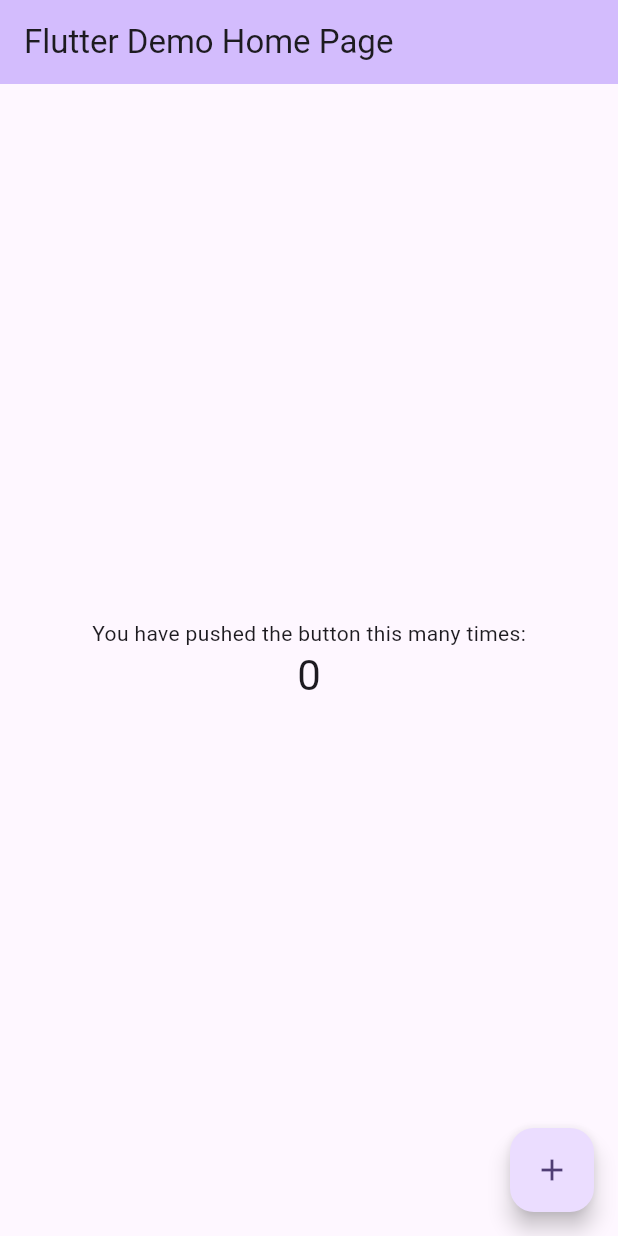
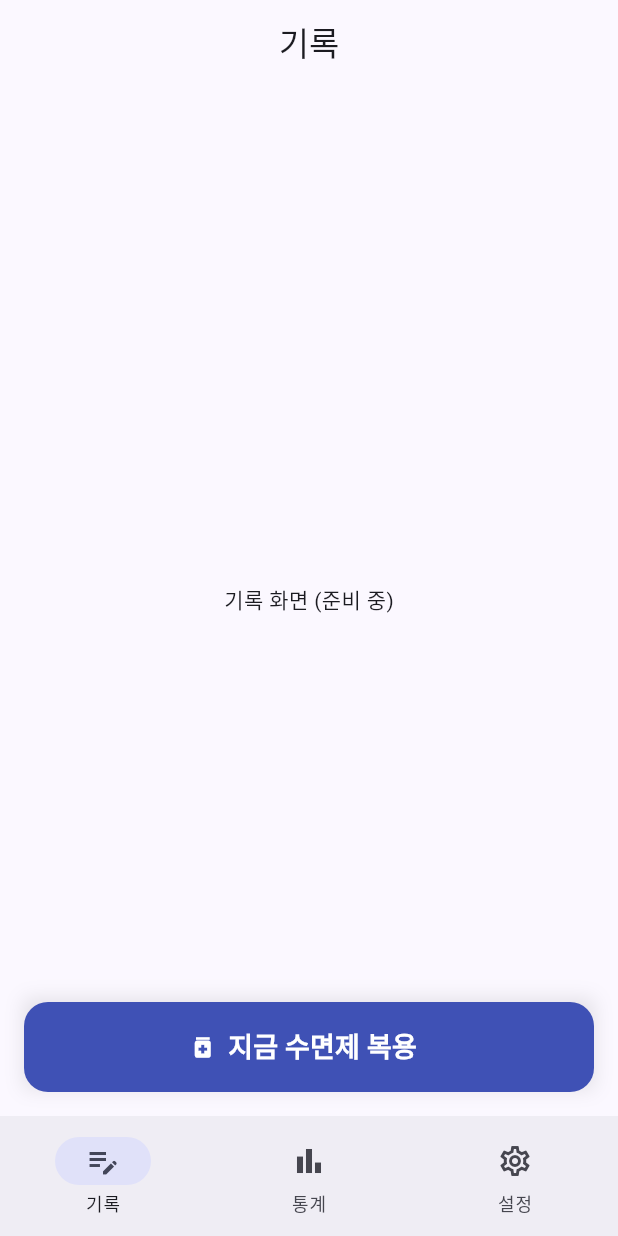
Before and after one commit to thisdevapp/treadmillControlTest, a Flutter app: the screen it shows after launch, on a phone screen of 412 x 824 dp. Run offline on Flutter 3.47's test engine with Material 3 defaults, Android fonts, the phone set to English and light mode, and no system bars; our stand-ins replace drift, fl_chart, shared_preferences; accounts and stored records are empty; generated files the repository leaves out were written again; Roboto replaces fonts that are missing (NanumGothic).

Commit message:
복용 버튼 및 단순 그래프 구현

```diff
--- a/lib/main.dart
+++ b/lib/main.dart
@@ -1,122 +1,79 @@
 import 'package:flutter/material.dart';
+import 'package:shared_preferences/shared_preferences.dart';
+import 'ui/screens/main_screen.dart';
+import 'database/database.dart';
 
-void main() {
-  runApp(const MyApp());
+void main() async {
+  WidgetsFlutterBinding.ensureInitialized();
+
+  final prefs = await SharedPreferences.getInstance();
+  final int themeIndex = prefs.getInt('themeMode') ?? 0;
+  final ThemeMode initialThemeMode = ThemeMode.values[themeIndex];
+
+  // 데이터베이스 인스턴스 생성
+  final database = AppDatabase();
+
+  runApp(SleepTrackerApp(
+    initialThemeMode: initialThemeMode,
+    database: database,
+  ));
 }
 
-class MyApp extends StatelessWidget {
-  const MyApp({super.key});
+class SleepTrackerApp extends StatefulWidget {
+  final ThemeMode initialThemeMode;
+  final AppDatabase database;
 
-  // This widget is the root of your application.
+  const SleepTrackerApp({
+    super.key,
+    required this.initialThemeMode,
+    required this.database,
+  });
+
   @override
-  Widget build(BuildContext context) {
-    return MaterialApp(
-      title: 'Flutter Demo',
-      theme: ThemeData(
-        // This is the theme of your application.
-        //
-        // TRY THIS: Try running your application with "flutter run". You'll see
-        // the application has a purple toolbar. Then, without quitting the app,
-        // try changing the seedColor in the colorScheme below to Colors.green
-        // and then invoke "hot reload" (save your changes or press the "hot
-        // reload" button in a Flutter-supported IDE, or press "r" if you used
-        // the command line to start the app).
-        //
-        // Notice that the counter didn't reset back to zero; the application
-        // state is not lost during the reload. To reset the state, use hot
-        // restart instead.
-        //
-        // This works for code too, not just values: Most code changes can be
-        // tested with just a hot reload.
-        colorScheme: ColorScheme.fromSeed(seedColor: Colors.deepPurple),
-      ),
-      home: const MyHomePage(title: 'Flutter Demo Home Page'),
-    );
-  }
+  State<SleepTrackerApp> createState() => _SleepTrackerAppState();
 }
 
-class MyHomePage extends StatefulWidget {
-  const MyHomePage({super.key, required this.title});
-
-  // This widget is the home page of your application. It is stateful, meaning
-  // that it has a State object (defined below) that contains fields that affect
-  // how it looks.
-
-  // This class is the configuration for the state. It holds the values (in this
-  // case the title) provided by the parent (in this case the App widget) and
-  // used by the build method of the State. Fields in a Widget subclass are
-  // always marked "final".
-
-  final String title;
+class _SleepTrackerAppState extends State<SleepTrackerApp> {
+  late ThemeMode _themeMode;
 
   @override
-  State<MyHomePage> createState() => _MyHomePageState();
-}
+  void initState() {
+    super.initState();
+    _themeMode = widget.initialThemeMode;
+  }
 
-class _MyHomePageState extends State<MyHomePage> {
-  int _counter = 0;
+  void _updateThemeMode(ThemeMode mode) async {
+    setState(() {
+      _themeMode = mode;
+    });
 
-  void _incrementCounter() {
-    setState(() {
-      // This call to setState tells the Flutter framework that something has
-      // changed in this State, which causes it to rerun the build method below
-      // so that the display can reflect the updated values. If we changed
-      // _counter without calling setState(), then the build method would not be
-      // called again, and so nothing would appear to happen.
-      _counter++;
-    });
+    final prefs = await SharedPreferences.getInstance();
+    await prefs.setInt('themeMode', mode.index);
   }
 
   @override
   Widget build(BuildContext context) {
-    // This method is rerun every time setState is called, for instance as done
-    // by the _incrementCounter method above.
-    //
-    // The Flutter framework has been optimized to make rerunning build methods
-    // fast, so that you can just rebuild anything that needs updating rather
-    // than having to individually change instances of widgets.
-    return Scaffold(
-      appBar: AppBar(
-        // TRY THIS: Try changing the color here to a specific color (to
-        // Colors.amber, perhaps?) and trigger a hot reload to see the AppBar
-        // change color while the other colors stay the same.
-        backgroundColor: Theme.of(context).colorScheme.inversePrimary,
-        // Here we take the value from the MyHomePage object that was created by
-        // the App.build method, and use it to set our appbar title.
-        title: Text(widget.title),
+    return MaterialApp(
+      title: 'Sleep Prototype',
+      debugShowCheckedModeBanner: false,
+      theme: ThemeData(
+        useMaterial3: true,
+        colorSchemeSeed: Colors.indigo,
+        fontFamily: 'NanumGothic',
+        brightness: Brightness.light,
       ),
-      body: Center(
-        // Center is a layout widget. It takes a single child and positions it
-        // in the middle of the parent.
-        child: Column(
-          // Column is also a layout widget. It takes a list of children and
-          // arranges them vertically. By default, it sizes itself to fit its
-          // children horizontally, and tries to be as tall as its parent.
-          //
-          // Column has various properties to control how it sizes itself and
-          // how it positions its children. Here we use mainAxisAlignment to
-          // center the children vertically; the main axis here is the vertical
-          // axis because Columns are vertical (the cross axis would be
-          // horizontal).
-          //
-          // TRY THIS: Invoke "debug painting" (choose the "Toggle Debug Paint"
-          // action in the IDE, or press "p" in the console), to see the
-          // wireframe for each widget.
-          mainAxisAlignment: MainAxisAlignment.center,
-          children: <Widget>[
-            const Text('You have pushed the button this many times:'),
-            Text(
-              '$_counter',
-              style: Theme.of(context).textTheme.headlineMedium,
-            ),
-          ],
-        ),
+      darkTheme: ThemeData(
+        useMaterial3: true,
+        colorSchemeSeed: Colors.indigo,
+        fontFamily: 'NanumGothic',
+        brightness: Brightness.dark,
       ),
-      floatingActionButton: FloatingActionButton(
-        onPressed: _incrementCounter,
-        tooltip: 'Increment',
-        child: const Icon(Icons.add),
-      ), // This trailing comma makes auto-formatting nicer for build methods.
+      themeMode: _themeMode,
+      home: MainScreen(
+        currentThemeMode: _themeMode,
+        onThemeChanged: _updateThemeMode,
+        database: widget.database,
+      ),
     );
   }
 }
--- /dev/null
+++ b/lib/ui/screens/main_screen.dart
@@ -0,0 +1,188 @@
+import 'package:flutter/material.dart';
+import 'package:intl/intl.dart';
+import '../../database/database.dart';
+import 'statistics_screen.dart';
+
+class MainScreen extends StatefulWidget {
+  final ThemeMode currentThemeMode;
+  final Function(ThemeMode) onThemeChanged;
+  final AppDatabase database;
+
+  const MainScreen({
+    super.key,
+    required this.currentThemeMode,
+    required this.onThemeChanged,
+    required this.database,
+  });
+
+  @override
+  State<MainScreen> createState() => _MainScreenState();
+}
+
+class _MainScreenState extends State<MainScreen> {
+  int _selectedIndex = 0;
+
+  final List<String> _titles = ["기록", "통계", "설정"];
+
+  @override
+  Widget build(BuildContext context) {
+    return Scaffold(
+      appBar: AppBar(
+        title: Text(_titles[_selectedIndex]),
+        centerTitle: true,
+      ),
+      body: Stack(
+        children: [
+          IndexedStack(
+            index: _selectedIndex,
+            children: [
+              const Center(child: Text("기록 화면 (준비 중)")),
+              StatisticsScreen(database: widget.database),
+              _buildSettingsView(),
+            ],
+          ),
+          // 수면제 복용 버튼은 오직 '기록' 탭에서만 보이도록 수정
+          Positioned(
+            left: 16,
+            right: 16,
+            bottom: 16,
+            child: _selectedIndex == 0
+                ? _buildQuickMedicationButton()
+                : const SizedBox.shrink(),
+          ),
+        ],
+      ),
+      bottomNavigationBar: NavigationBar(
+        selectedIndex: _selectedIndex,
+        onDestinationSelected: (index) {
+          setState(() {
+            _selectedIndex = index;
+          });
+        },
+        destinations: const [
+          NavigationDestination(
+            icon: Icon(Icons.edit_note_outlined),
+            selectedIcon: Icon(Icons.edit_note),
+            label: "기록",
+          ),
+          NavigationDestination(
+            icon: Icon(Icons.bar_chart_outlined),
+            selectedIcon: Icon(Icons.bar_chart),
+            label: "통계",
+          ),
+          NavigationDestination(
+            icon: Icon(Icons.settings_outlined),
+            selectedIcon: Icon(Icons.settings),
+            label: "설정",
+          ),
+        ],
+      ),
+    );
+  }
+
+  Widget _buildQuickMedicationButton() {
+    return Container(
+      height: 60,
+      decoration: BoxDecoration(
+        boxShadow: [
+          BoxShadow(
+            color: Colors.black.withValues(alpha: 0.1), // withOpacity 대신 권장되는 API 사용
+            blurRadius: 10,
+            offset: const Offset(0, -2),
+          ),
+        ],
+      ),
+      child: FilledButton.icon(
+        onPressed: () async {
+          await widget.database.logMedicationIntake();
+
+          final now = DateTime.now();
+          final formattedTime = DateFormat('HH:mm').format(now);
+
+          if (mounted) {
+            ScaffoldMessenger.of(context).showSnackBar(
+              SnackBar(
+                content: Text("수면제 복용 기록됨: $formattedTime"),
+                duration: const Duration(seconds: 2),
+              ),
+            );
+          }
+        },
+        icon: const Icon(Icons.medication),
+        label: const Text(
+          "지금 수면제 복용",
+          style: TextStyle(fontSize: 18, fontWeight: FontWeight.bold),
+        ),
+        style: FilledButton.styleFrom(
+          backgroundColor: Colors.indigo,
+          shape: RoundedRectangleBorder(
+            borderRadius: BorderRadius.circular(16),
+          ),
+        ),
+      ),
+    );
+  }
+
+  Widget _buildSettingsView() {
+    return ListView(
+      children: [
+        const Padding(
+          padding: EdgeInsets.all(16.0),
+          child: Text(
+            "테마 설정",
+            style: TextStyle(fontSize: 18, fontWeight: FontWeight.bold),
+          ),
+        ),
+        RadioListTile<ThemeMode>(
+          title: const Text("시스템 설정"),
+          secondary: const Icon(Icons.brightness_auto),
+          value: ThemeMode.system,
+          groupValue: widget.currentThemeMode,
+          onChanged: (value) => widget.onThemeChanged(value!),
+        ),
+        RadioListTile<ThemeMode>(
+          title: const Text("라이트 모드"),
+          secondary: const Icon(Icons.light_mode),
+          value: ThemeMode.light,
+          groupValue: widget.currentThemeMode,
+          onChanged: (value) => widget.onThemeChanged(value!),
+        ),
+        RadioListTile<ThemeMode>(
+          title: const Text("다크 모드"),
+          secondary: const Icon(Icons.dark_mode),
+          value: ThemeMode.dark,
+          groupValue: widget.currentThemeMode,
+          onChanged: (value) => widget.onThemeChanged(value!),
+        ),
+        const Divider(),
+        // DB 데이터 확인용 디버그 버튼 추가
+        ListTile(
+          title: const Text("전체 데이터 로그 확인 (Debug)"),
+          subtitle: const Text("콘솔창에 전체 데이터를 출력합니다."),
+          leading: const Icon(Icons.bug_report),
+          onTap: () async {
+            final allRecords = await widget.database.getAllRecords();
+            print('--- DB ALL RECORDS ---');
+            for (var r in allRecords) {
+              print('Date: ${r.date}, Meds: ${r.medications}');
+            }
+            print('--- END ---');
+
+            if (mounted) {
+              ScaffoldMessenger.of(context).showSnackBar(
+                const SnackBar(content: Text("콘솔창(Run 탭)에서 데이터를 확인하세요.")),
+              );
+            }
+          },
+        ),
+        const Divider(),
+        ListTile(
+          title: const Text("데이터 백업 및 복원 (JSON)"),
+          subtitle: const Text("준비 중"),
+          leading: const Icon(Icons.backup),
+          onTap: () {},
+        ),
+      ],
+    );
+  }
+}
--- a/pubspec.yaml
+++ b/pubspec.yaml
@@ -13,11 +13,12 @@ dependencies:
 
   cupertino_icons: ^1.0.8
 
-  # Database
+  # Database & Persistence
   drift: ^2.20.0
   sqlite3_flutter_libs: ^0.5.24
   path_provider: ^2.1.5
   path: ^1.9.1
+  shared_preferences: ^2.3.2
 
   # Charts & UI
   fl_chart: ^0.71.0
```
Also changed, not shown: lib/database/database.dart (+69 -20 lines), lib/ui/screens/statistics_screen.dart (added, +149 -0 lines), lib/database/database.g.dart, pubspec.lock, 7 other files.
